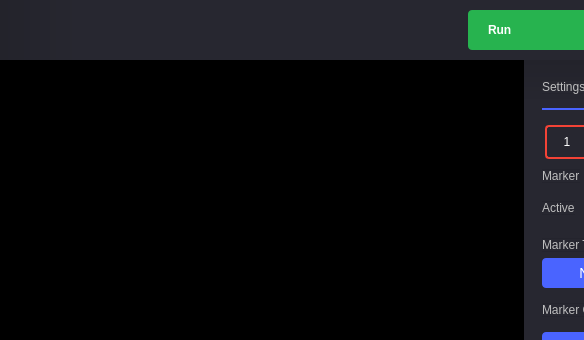
Before: the Qt Designer form ui/spectrum_analyzer.ui in analogdevicesinc/scopy, drawn with Qt 5; both pictures show x 0 to 584 and y 0 to 340 of the 800 by 548 pixel window.
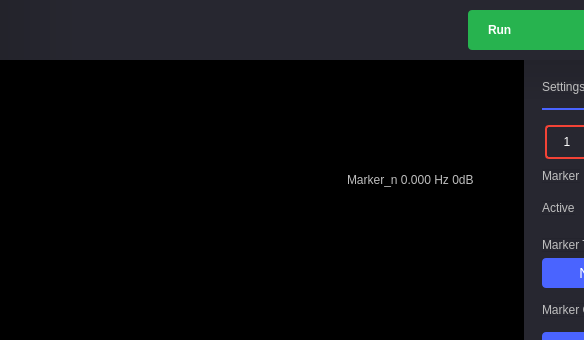
After: the same form once the commit is applied. Icons and pictures are not drawn. Custom widgets are drawn as their Qt base class.

Commit message:
Spectrum: Display the magnitude and frequency for the active marker
Among the available markers of the instrument there will always be an
active marker (the highlighted marker). The marker readings are
displayed in the top-right of the plot.

Patch:
```diff
--- a/ui/spectrum_analyzer.ui
+++ b/ui/spectrum_analyzer.ui
@@ -389,6 +389,50 @@
            <property name="spacing">
             <number>0</number>
            </property>
+           <item row="0" column="0">
+            <layout class="QHBoxLayout" name="hLayout_plotTopBar">
+             <property name="spacing">
+              <number>0</number>
+             </property>
+             <item>
+              <spacer name="horizontalSpacer_12">
+               <property name="orientation">
+                <enum>Qt::Horizontal</enum>
+               </property>
+               <property name="sizeHint" stdset="0">
+                <size>
+                 <width>0</width>
+                 <height>10</height>
+                </size>
+               </property>
+              </spacer>
+             </item>
+             <item>
+              <widget class="QLabel" name="lbl_crtMarkerReading">
+               <property name="text">
+                <string>Marker_n 0.000 Hz 0dB</string>
+               </property>
+              </widget>
+             </item>
+            </layout>
+           </item>
+           <item row="1" column="0">
+            <widget class="QWidget" name="plot_placeholder" native="true">
+             <property name="minimumSize">
+              <size>
+               <width>200</width>
+               <height>200</height>
+              </size>
+             </property>
+            </widget>
+           </item>
+           <item row="2" column="0">
+            <layout class="QHBoxLayout" name="hLayout_plotBottomBar">
+             <property name="spacing">
+              <number>0</number>
+             </property>
+            </layout>
+           </item>
           </layout>
          </widget>
         </item>
```
The commit also changes 4 other files.
